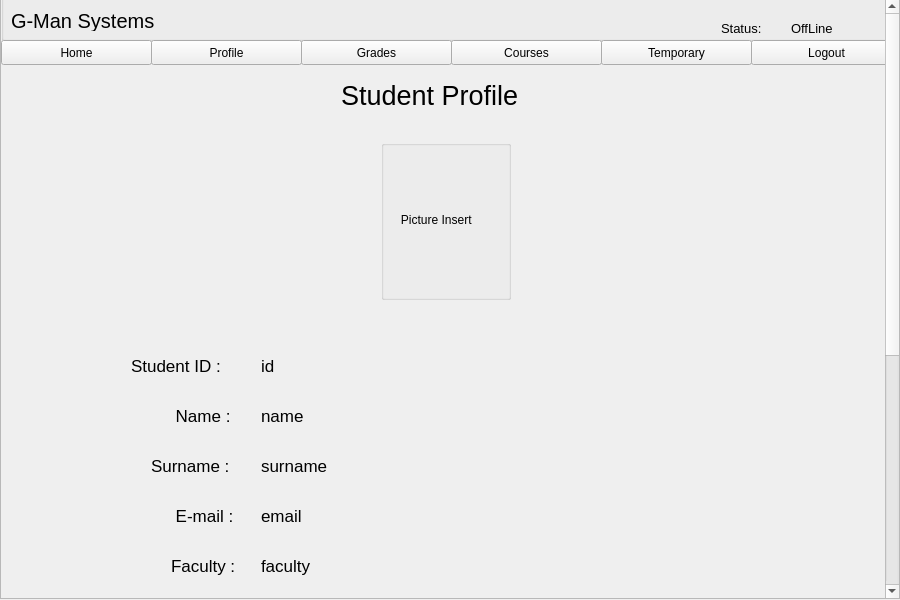
First picture: the form in resources/UI/profile.ui, repository Poom1997/gman, before the edit.
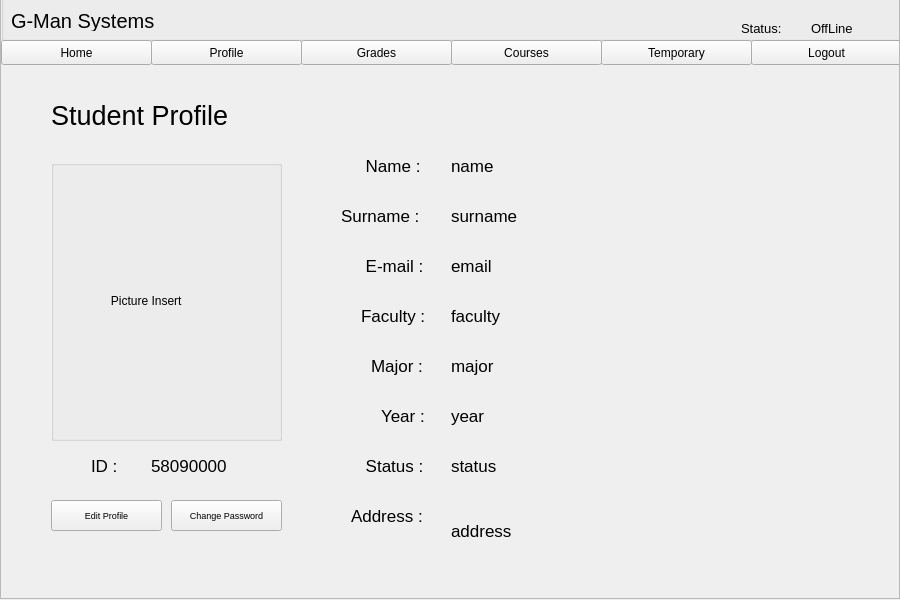
Second picture: the form after the edit.

Commit message: Edit Login GUI + Profile Page

Patch:
```diff
--- a/resources/UI/profile.ui
+++ b/resources/UI/profile.ui
@@ -22,11 +22,14 @@
      <height>600</height>
     </rect>
    </property>
+   <property name="verticalScrollBarPolicy">
+    <enum>Qt::ScrollBarAlwaysOff</enum>
+   </property>
    <property name="horizontalScrollBarPolicy">
     <enum>Qt::ScrollBarAlwaysOff</enum>
    </property>
    <property name="widgetResizable">
-    <bool>false</bool>
+    <bool>true</bool>
    </property>
    <widget class="QWidget" name="scrollAreaWidgetContents">
     <property name="geometry">
@@ -34,7 +37,7 @@
       <x>0</x>
       <y>0</y>
       <width>898</width>
-      <height>999</height>
+      <height>598</height>
      </rect>
     </property>
     <widget class="QGroupBox" name="groupBox_2">
@@ -49,66 +52,12 @@
      <property name="title">
       <string/>
      </property>
-     <widget class="QLabel" name="label_5">
-      <property name="geometry">
-       <rect>
-        <x>720</x>
-        <y>30</y>
-        <width>61</width>
-        <height>16</height>
-       </rect>
-      </property>
-      <property name="font">
-       <font>
-        <pointsize>10</pointsize>
-       </font>
-      </property>
-      <property name="text">
-       <string>Status:</string>
-      </property>
-     </widget>
-     <widget class="QLabel" name="status_2">
-      <property name="geometry">
-       <rect>
-        <x>790</x>
-        <y>30</y>
-        <width>53</width>
-        <height>16</height>
-       </rect>
-      </property>
-      <property name="font">
-       <font>
-        <pointsize>10</pointsize>
-       </font>
-      </property>
-      <property name="text">
-       <string>OffLine</string>
-      </property>
-     </widget>
-     <widget class="QLabel" name="label_13">
-      <property name="geometry">
-       <rect>
-        <x>10</x>
-        <y>20</y>
-        <width>181</width>
-        <height>21</height>
-       </rect>
-      </property>
-      <property name="font">
-       <font>
-        <pointsize>15</pointsize>
-       </font>
-      </property>
-      <property name="text">
-       <string>G-Man Systems</string>
-      </property>
-     </widget>
     </widget>
     <widget class="QLabel" name="label">
      <property name="geometry">
       <rect>
-       <x>340</x>
-       <y>80</y>
+       <x>50</x>
+       <y>100</y>
        <width>221</width>
        <height>31</height>
       </rect>
@@ -122,25 +71,12 @@
       <string>Student Profile</string>
      </property>
     </widget>
-    <widget class="QLabel" name="label_2">
-     <property name="geometry">
-      <rect>
-       <x>380</x>
-       <y>140</y>
-       <width>130</width>
-       <height>160</height>
-      </rect>
-     </property>
-     <property name="text">
-      <string>      Picture Insert</string>
-     </property>
-    </widget>
     <widget class="QLabel" name="label_3">
      <property name="geometry">
       <rect>
-       <x>130</x>
-       <y>350</y>
-       <width>121</width>
+       <x>90</x>
+       <y>450</y>
+       <width>41</width>
        <height>31</height>
       </rect>
      </property>
@@ -150,27 +86,40 @@
       </font>
      </property>
      <property name="text">
-      <string>Student ID :</string>
+      <string>ID :</string>
      </property>
     </widget>
     <widget class="QGroupBox" name="groupBox">
      <property name="geometry">
       <rect>
-       <x>380</x>
-       <y>140</y>
-       <width>130</width>
-       <height>160</height>
+       <x>50</x>
+       <y>160</y>
+       <width>231</width>
+       <height>281</height>
       </rect>
      </property>
      <property name="title">
       <string/>
      </property>
+     <widget class="QLabel" name="label_2">
+      <property name="geometry">
+       <rect>
+        <x>0</x>
+        <y>0</y>
+        <width>231</width>
+        <height>281</height>
+       </rect>
+      </property>
+      <property name="text">
+       <string>                  Picture Insert</string>
+      </property>
+     </widget>
     </widget>
     <widget class="QLabel" name="label_7">
      <property name="geometry">
       <rect>
-       <x>170</x>
-       <y>400</y>
+       <x>360</x>
+       <y>150</y>
        <width>81</width>
        <height>31</height>
       </rect>
@@ -187,8 +136,8 @@
     <widget class="QLabel" name="label_8">
      <property name="geometry">
       <rect>
-       <x>150</x>
-       <y>450</y>
+       <x>340</x>
+       <y>200</y>
        <width>101</width>
        <height>31</height>
       </rect>
@@ -205,8 +154,8 @@
     <widget class="QLabel" name="label_9">
      <property name="geometry">
       <rect>
-       <x>170</x>
-       <y>500</y>
+       <x>360</x>
+       <y>250</y>
        <width>81</width>
        <height>31</height>
       </rect>
@@ -223,8 +172,8 @@
     <widget class="QLabel" name="label_4">
      <property name="geometry">
       <rect>
-       <x>170</x>
-       <y>550</y>
+       <x>360</x>
+       <y>300</y>
        <width>81</width>
        <height>31</height>
       </rect>
@@ -241,8 +190,8 @@
     <widget class="QLabel" name="label_6">
      <property name="geometry">
       <rect>
-       <x>180</x>
-       <y>600</y>
+       <x>370</x>
+       <y>350</y>
        <width>71</width>
        <height>31</height>
       </rect>
@@ -259,8 +208,8 @@
     <widget class="QLabel" name="label_10">
      <property name="geometry">
       <rect>
-       <x>170</x>
-       <y>700</y>
+       <x>360</x>
+       <y>450</y>
        <width>81</width>
        <height>31</height>
       </rect>
@@ -277,8 +226,8 @@
     <widget class="QLabel" name="label_11">
      <property name="geometry">
       <rect>
-       <x>190</x>
-       <y>650</y>
+       <x>380</x>
+       <y>400</y>
        <width>61</width>
        <height>31</height>
       </rect>
@@ -295,8 +244,8 @@
     <widget class="QLabel" name="label_12">
      <property name="geometry">
       <rect>
-       <x>160</x>
-       <y>750</y>
+       <x>350</x>
+       <y>500</y>
        <width>91</width>
        <height>31</height>
       </rect>
@@ -313,9 +262,9 @@
     <widget class="QLabel" name="id">
      <property name="geometry">
       <rect>
-       <x>260</x>
-       <y>350</y>
-       <width>511</width>
+       <x>150</x>
+       <y>450</y>
+       <width>141</width>
        <height>31</height>
       </rect>
      </property>
@@ -325,15 +274,15 @@
       </font>
      </property>
      <property name="text">
-      <string>id</string>
+      <string>58090000</string>
      </property>
     </widget>
     <widget class="QLabel" name="name">
      <property name="geometry">
       <rect>
-       <x>260</x>
-       <y>400</y>
-       <width>511</width>
+       <x>450</x>
+       <y>150</y>
+       <width>171</width>
        <height>31</height>
       </rect>
      </property>
@@ -349,9 +298,9 @@
     <widget class="QLabel" name="surname">
      <property name="geometry">
       <rect>
-       <x>260</x>
-       <y>450</y>
-       <width>511</width>
+       <x>450</x>
+       <y>200</y>
+       <width>181</width>
        <height>31</height>
       </rect>
      </property>
@@ -367,8 +316,8 @@
     <widget class="QLabel" name="email">
      <property name="geometry">
       <rect>
-       <x>260</x>
-       <y>500</y>
+       <x>450</x>
+       <y>250</y>
        <width>511</width>
        <height>31</height>
       </rect>
@@ -385,8 +334,8 @@
     <widget class="QLabel" name="faculty">
      <property name="geometry">
       <rect>
-       <x>260</x>
-       <y>550</y>
+       <x>450</x>
+       <y>300</y>
        <width>511</width>
        <height>31</height>
       </rect>
@@ -403,8 +352,8 @@
     <widget class="QLabel" name="major">
      <property name="geometry">
       <rect>
-       <x>260</x>
-       <y>600</y>
+       <x>450</x>
+       <y>350</y>
        <width>511</width>
        <height>31</height>
       </rect>
@@ -421,8 +370,8 @@
     <widget class="QLabel" name="year">
      <property name="geometry">
       <rect>
-       <x>260</x>
-       <y>650</y>
+       <x>450</x>
+       <y>400</y>
        <width>511</width>
        <height>31</height>
       </rect>
@@ -439,8 +388,8 @@
     <widget class="QLabel" name="sstatus">
      <property name="geometry">
       <rect>
-       <x>260</x>
-       <y>700</y>
+       <x>450</x>
+       <y>450</y>
        <width>511</width>
        <height>31</height>
       </rect>
@@ -457,10 +406,10 @@
     <widget class="QLabel" name="address">
      <property name="geometry">
       <rect>
-       <x>260</x>
-       <y>750</y>
+       <x>450</x>
+       <y>500</y>
        <width>511</width>
-       <height>31</height>
+       <height>61</height>
       </rect>
      </property>
      <property name="font">
@@ -475,15 +424,15 @@
     <widget class="QPushButton" name="editButton">
      <property name="geometry">
       <rect>
-       <x>370</x>
-       <y>870</y>
-       <width>141</width>
+       <x>50</x>
+       <y>500</y>
+       <width>111</width>
        <height>31</height>
       </rect>
      </property>
      <property name="font">
       <font>
-       <pointsize>10</pointsize>
+       <pointsize>7</pointsize>
       </font>
      </property>
      <property name="text">
@@ -568,10 +517,94 @@
       <string>Logout</string>
      </property>
     </widget>
+    <widget class="QPushButton" name="changePasswordButton">
+     <property name="geometry">
+      <rect>
+       <x>170</x>
+       <y>500</y>
+       <width>111</width>
+       <height>31</height>
+      </rect>
+     </property>
+     <property name="font">
+      <font>
+       <pointsize>7</pointsize>
+      </font>
+     </property>
+     <property name="text">
+      <string>Change Password</string>
+     </property>
+    </widget>
+    <widget class="QLabel" name="barLabel">
+     <property name="geometry">
+      <rect>
+       <x>0</x>
+       <y>-10</y>
+       <width>901</width>
+       <height>51</height>
+      </rect>
+     </property>
+     <property name="text">
+      <string/>
+     </property>
+    </widget>
+    <widget class="QLabel" name="label_13">
+     <property name="geometry">
+      <rect>
+       <x>10</x>
+       <y>10</y>
+       <width>181</width>
+       <height>21</height>
+      </rect>
+     </property>
+     <property name="font">
+      <font>
+       <pointsize>15</pointsize>
+      </font>
+     </property>
+     <property name="text">
+      <string>G-Man Systems</string>
+     </property>
+    </widget>
+    <widget class="QLabel" name="status_2">
+     <property name="geometry">
+      <rect>
+       <x>810</x>
+       <y>20</y>
+       <width>53</width>
+       <height>16</height>
+      </rect>
+     </property>
+     <property name="font">
+      <font>
+       <pointsize>10</pointsize>
+      </font>
+     </property>
+     <property name="text">
+      <string>OffLine</string>
+     </property>
+    </widget>
+    <widget class="QLabel" name="label_5">
+     <property name="geometry">
+      <rect>
+       <x>740</x>
+       <y>20</y>
+       <width>61</width>
+       <height>16</height>
+      </rect>
+     </property>
+     <property name="font">
+      <font>
+       <pointsize>10</pointsize>
+      </font>
+     </property>
+     <property name="text">
+      <string>Status:</string>
+     </property>
+    </widget>
     <zorder>groupBox</zorder>
     <zorder>groupBox_2</zorder>
     <zorder>label</zorder>
-    <zorder>label_2</zorder>
     <zorder>label_3</zorder>
     <zorder>label_7</zorder>
     <zorder>label_8</zorder>
@@ -597,6 +630,11 @@
     <zorder>homeButton</zorder>
     <zorder>temp</zorder>
     <zorder>logoutButton</zorder>
+    <zorder>changePasswordButton</zorder>
+    <zorder>barLabel</zorder>
+    <zorder>label_13</zorder>
+    <zorder>status_2</zorder>
+    <zorder>label_5</zorder>
    </widget>
   </widget>
  </widget>
```
The commit also changes 6 other files.
